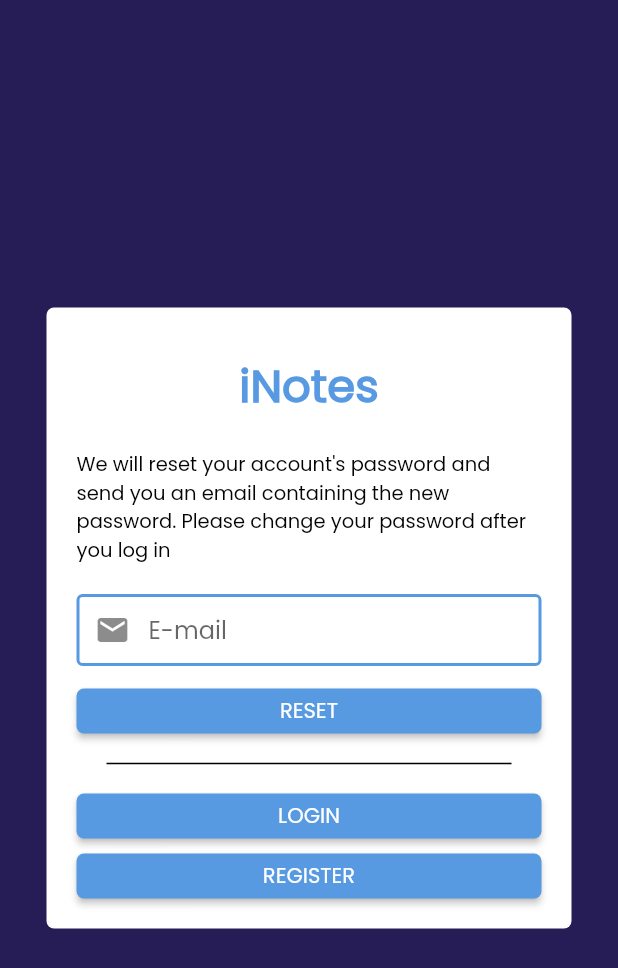
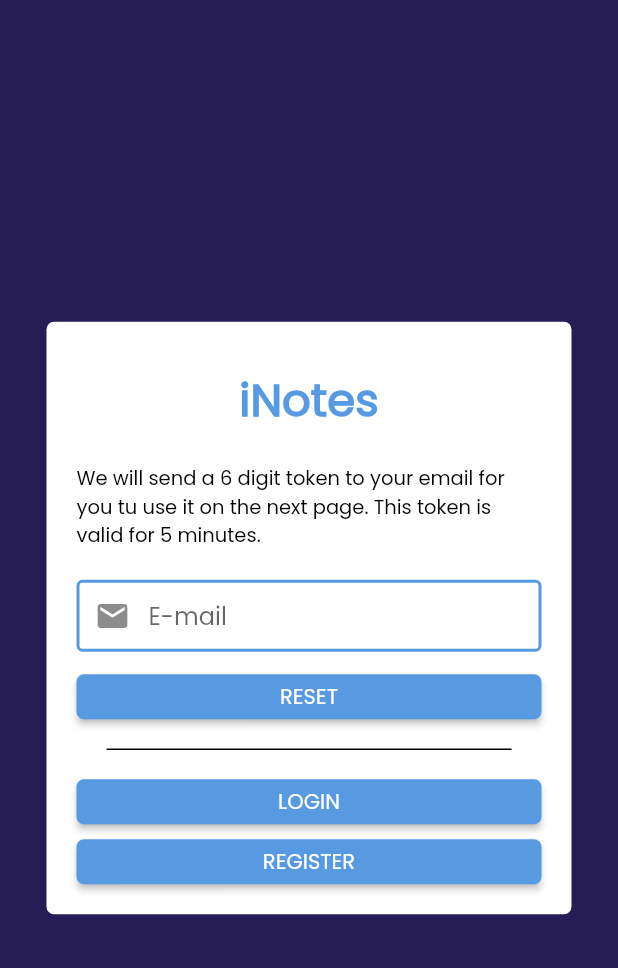
Before and after one commit to ArnNied/inotes-client, a Flutter app: the ForgotPasswordPage screen opened directly, on a phone screen of 412 x 824 dp. Shown: the top 968 px of the screen. Run offline on Flutter 3.47's test engine with Material 2 defaults, Android fonts, the phone set to English and light mode, and no system bars; our stand-ins replace shared_preferences; accounts and stored records are empty.

Commit message:
refactor: change some UI text

```diff
--- a/lib/components/shared/drawer.dart
+++ b/lib/components/shared/drawer.dart
@@ -82,7 +82,7 @@ class _CustomDrawerState extends State<CustomDrawer> {
     const url = "https://github.com/ArnNied/inotes-client";
     final can = await canLaunchUrl(Uri.parse(url));
 
-    if(can) {
+    if (can) {
       await launchUrl(Uri.parse(url));
     } else {
       messenger.showSnackBar(
@@ -159,7 +159,7 @@ class _CustomDrawerState extends State<CustomDrawer> {
           ),
           ListTile(
             trailing: const Icon(Icons.info),
-            title: const Text("About Us"),
+            title: const Text("About"),
             onTap: () => _onAboutUsButtonPressed(),
           ),
           ListTile(
--- a/lib/pages/auth/forgot_password.dart
+++ b/lib/pages/auth/forgot_password.dart
@@ -117,7 +117,7 @@ class _ForgotPasswordPageState extends State<ForgotPasswordPage> {
                       ),
                     ),
                     const Text(
-                      "We will reset your account's password and send you an email containing the new password. Please change your password after you log in",
+                      "We will send a 6 digit token to your email for you tu use it on the next page. This token is valid for 5 minutes.",
                       style: TextStyle(
                         fontSize: 13,
                         color: Color.fromARGB(255, 2, 2, 2),
```
